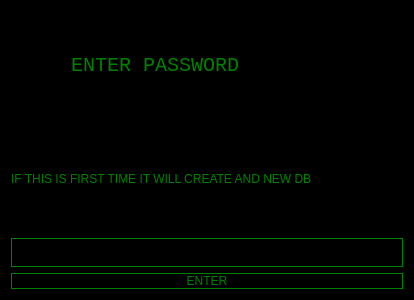
Before: the Qt Designer form src/password.ui in arcadyoboukhov/PlainObscure, drawn with Qt 5.
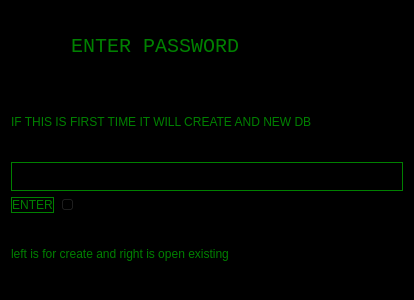
After: the same form once the commit is applied.

Patch:
```diff
--- a/src/password.ui
+++ b/src/password.ui
@@ -20,10 +20,8 @@
     font-family: 'Courier New', Courier, monospace; 
    </string>
   </property>
-  <layout class="QVBoxLayout" name="verticalLayout_2">
-   <item>
-    <layout class="QVBoxLayout" name="verticalLayout">
-     <item>
+  <layout class="QGridLayout" name="gridLayout">
+   <item row="0" column="0">
       <widget class="QLabel" name="label">
        <property name="font">
         <font>
@@ -36,7 +34,7 @@
        </property>
       </widget>
      </item>
-     <item>
+   <item row="1" column="0">
       <widget class="QLabel" name="label_2">
        <property name="text">
         <string>IF THIS IS FIRST TIME IT WILL CREATE AND NEW DB</string>
@@ -46,7 +44,7 @@
        </property>
       </widget>
      </item>
-     <item>
+   <item row="2" column="0">
       <widget class="QLineEdit" name="passwordLineEdit">
        <property name="maximumSize">
         <size>
@@ -60,8 +58,13 @@
        <property name="styleSheet">
         <string>background-color: black; color: green; font-family: 'Courier New'; border: 1px solid green;</string>
        </property>
-      </widget>
-     </item>
+     <property name="echoMode">
+      <enum>QLineEdit::EchoMode::Password</enum>
+     </property>
+    </widget>
+   </item>
+   <item row="3" column="0">
+    <layout class="QHBoxLayout" name="horizontalLayout">
      <item>
       <widget class="QPushButton" name="pushButton">
        <property name="styleSheet">
@@ -74,10 +77,39 @@
        <property name="text">
         <string>ENTER</string>
        </property>
+       <property name="iconSize">
+        <size>
+         <width>20</width>
+         <height>20</height>
+        </size>
+       </property>
+      </widget>
+     </item>
+     <item>
+      <widget class="QSlider" name="horizontalSlider">
+       <property name="maximum">
+        <number>1</number>
+       </property>
+       <property name="pageStep">
+        <number>1</number>
+       </property>
+       <property name="orientation">
+        <enum>Qt::Orientation::Horizontal</enum>
+       </property>
       </widget>
      </item>
     </layout>
    </item>
+   <item row="4" column="0">
+    <widget class="QLabel" name="label_3">
+     <property name="text">
+      <string>left is for create and right is open existing </string>
+     </property>
+     <property name="wordWrap">
+      <bool>true</bool>
+     </property>
+    </widget>
+   </item>
   </layout>
  </widget>
  <resources/>
```
Left out of the diff: 3 changed lines with no effect on the pictures. Lines whose indentation alone changed are shown as unchanged.
